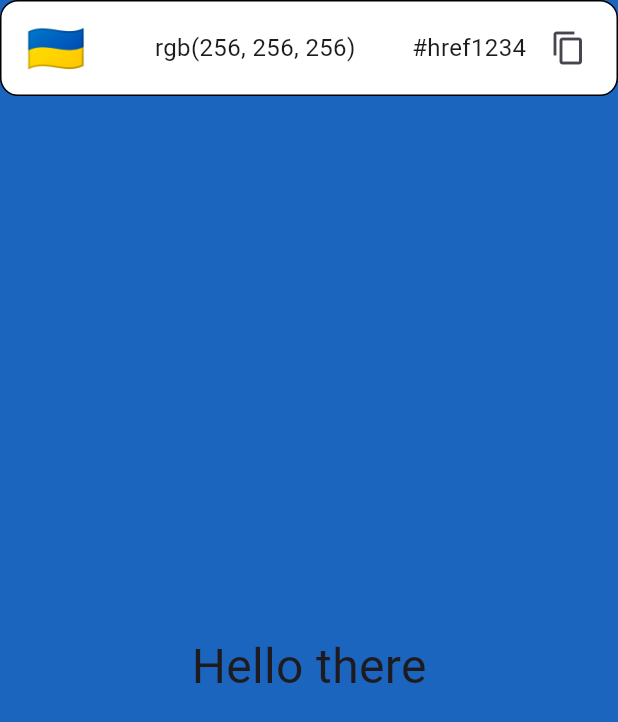
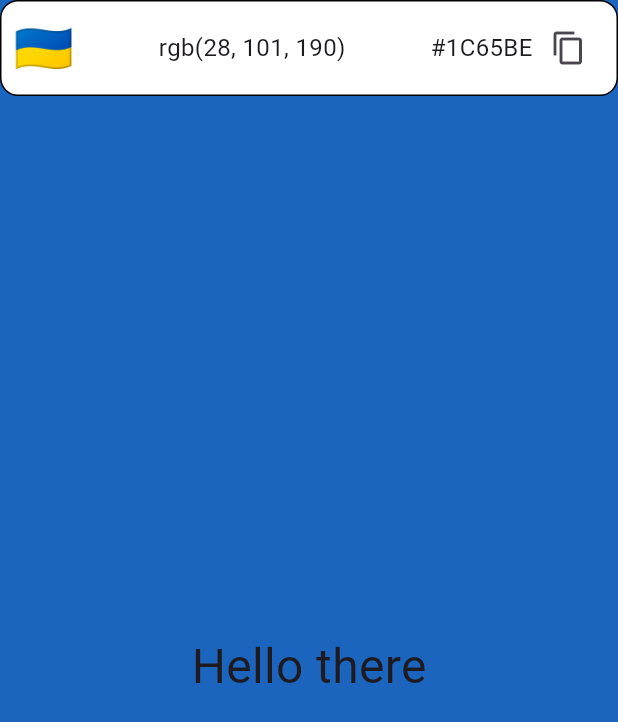
Before and after one commit to AliAtakishiyev/tapsoft, a Flutter app: the screen it shows after launch, after a tap on the "content copy" icon, on a phone screen of 412 x 824 dp. Shown: the top 722 px of the screen. Run offline on Flutter 3.47's test engine with Material 3 defaults, Android fonts, the phone set to English and light mode, and no system bars.

Commit message:
refactor(app_bar): app bar rgb and hex data changes based on background data

```diff
--- a/lib/features/tap/ui/screens/home_screen.dart
+++ b/lib/features/tap/ui/screens/home_screen.dart
@@ -25,7 +25,7 @@ class _HomeScreenState extends State<HomeScreen> {
       body: SafeArea(
         child: Column(
           children: [
-            CustomAppBar(),
+            CustomAppBar(currentColor: currentColor!),
             Expanded(
               child: GestureDetector(
                 behavior: HitTestBehavior.opaque,
--- a/lib/features/tap/ui/widgets/custom_app_bar.dart
+++ b/lib/features/tap/ui/widgets/custom_app_bar.dart
@@ -1,28 +1,43 @@
 import 'package:flutter/material.dart';
+import 'package:flutter/services.dart';
 
 class CustomAppBar extends StatelessWidget {
-  const CustomAppBar({super.key});
+  final Color currentColor;
+
+  const CustomAppBar({super.key, required this.currentColor});
 
   @override
   Widget build(BuildContext context) {
+    final r = currentColor.red;
+    final g = currentColor.green;
+    final b = currentColor.blue;
+    final hex =
+        '#${currentColor.value.toRadixString(16).substring(2).toUpperCase()}';
+
     return Container(
       height: 64,
       decoration: BoxDecoration(
-        border: BoxBorder.all(),
+        border: Border.all(),
         borderRadius: BorderRadius.circular(12),
         color: Colors.white,
       ),
       child: Padding(
         padding: const EdgeInsets.symmetric(horizontal: 8),
         child: Row(
-          mainAxisAlignment: .spaceBetween,
+          mainAxisAlignment: MainAxisAlignment.spaceBetween,
           children: [
-            Text(" 🇺🇦 ", style: TextStyle(fontSize: 32)),
-            Text("rgb(256, 256, 256)", style: TextStyle(fontSize: 16)),
+            Text("🇺🇦", style: TextStyle(fontSize: 32)),
+            Text("rgb($r, $g, $b)", style: TextStyle(fontSize: 16)),
             Row(
               children: [
-                Text("#href1234 ", style: TextStyle(fontSize: 16)),
-                IconButton(onPressed: () {}, icon: Icon(Icons.copy)),
+                Text(hex, style: TextStyle(fontSize: 16)),
+                IconButton(
+                  onPressed: () {
+                    Clipboard.setData(ClipboardData(text: hex));
+
+                  },
+                  icon: Icon(Icons.copy),
+                ),
               ],
             ),
           ],
```
